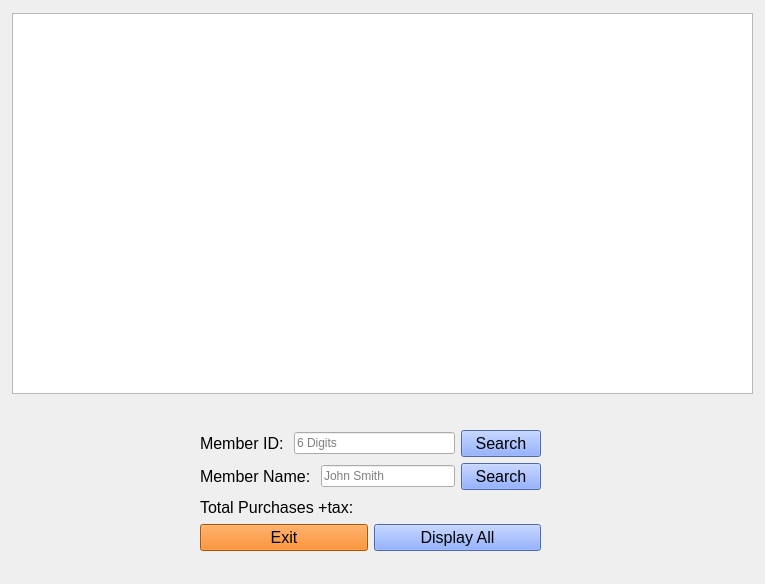
max9001/Bulk-Club-Project, file memberpurchase.ui: the form before one commit.
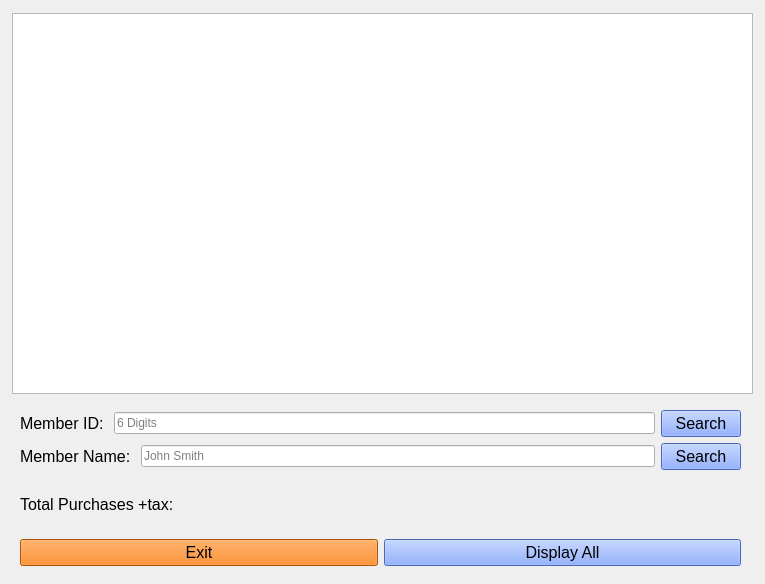
The form after the commit.

What changed in the file:
```diff
--- a/memberpurchase.ui
+++ b/memberpurchase.ui
@@ -23,13 +23,13 @@
     </rect>
    </property>
   </widget>
-  <widget class="QWidget" name="">
+  <widget class="QWidget" name="layoutWidget">
    <property name="geometry">
     <rect>
-     <x>200</x>
-     <y>430</y>
-     <width>341</width>
-     <height>121</height>
+     <x>20</x>
+     <y>410</y>
+     <width>721</width>
+     <height>156</height>
     </rect>
    </property>
    <layout class="QVBoxLayout" name="verticalLayout">
```
